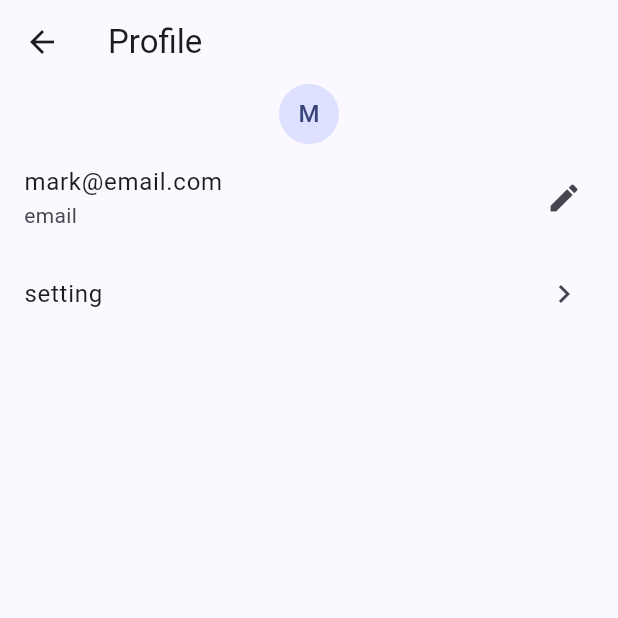
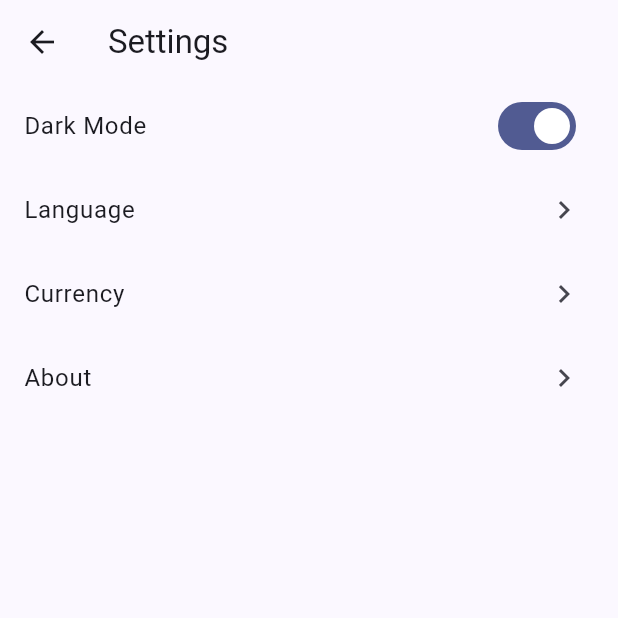
Before and after one commit to scmt-dev/flutter-app-stock-system-example, a Flutter app: the ProfileScreen screen opened by its route, after a tap on "setting", on a phone screen of 412 x 824 dp, the top half of it. Run offline on Flutter 3.47's test engine with Material 3 defaults, Android fonts, the phone set to English and light mode, and no system bars; network calls fail.

Commit message:
improve(ui): add routing profile

```diff
--- a/lib/application.dart
+++ b/lib/application.dart
@@ -89,6 +89,7 @@ class _StockApplicationState extends State<StockApplication> {
         '/signin': (context) => const SignInScreen(),
         '/signup': (context) => const SignupScreen(),
         '/profile': (context) => const ProfileScreen(),
+        '/setting': (context) => const SettingScreen(),
       },
     );
   }
--- a/lib/screens/screen.dart
+++ b/lib/screens/screen.dart
@@ -1,3 +1,4 @@
 export 'signin_screen.dart';
 export 'signup_screen.dart';
 export 'profile_screen.dart';
+export 'setting_screen.dart';
--- /dev/null
+++ b/lib/screens/setting_screen.dart
@@ -0,0 +1,49 @@
+import 'package:flutter/material.dart';
+
+class SettingScreen extends StatefulWidget {
+  const SettingScreen({super.key});
+
+  @override
+  State<SettingScreen> createState() => _SettingScreenState();
+}
+
+class _SettingScreenState extends State<SettingScreen> {
+  bool isDarkMode = true;
+
+  @override
+  Widget build(BuildContext context) {
+    return Scaffold(
+      appBar: AppBar(
+        title: Text('Settings'),
+      ),
+      body: ListView(
+        children: [
+          SwitchListTile(
+            title: const Text('Dark Mode'),
+            value: isDarkMode,
+            onChanged: (val) {
+              setState(() {
+                isDarkMode = val;
+              });
+            },
+          ),
+          ListTile(
+            title: const Text('Language'),
+            trailing:const Icon(Icons.chevron_right),
+            onTap: (){},
+          ),
+          ListTile(
+            title: const Text('Currency'),
+            trailing: const Icon(Icons.chevron_right),
+            onTap: (){},
+          ),
+          ListTile(
+            title: const Text('About'),
+            trailing: const Icon(Icons.chevron_right),
+            onTap: (){},
+          ),
+        ],
+      ),
+    );
+  }
+}
```
